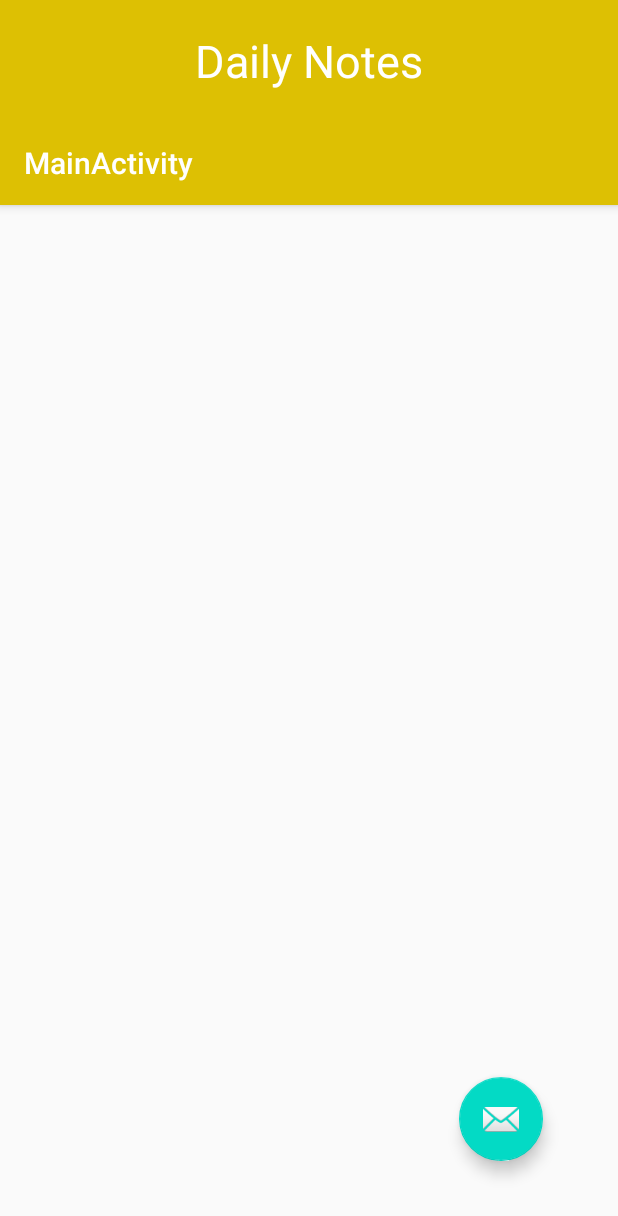
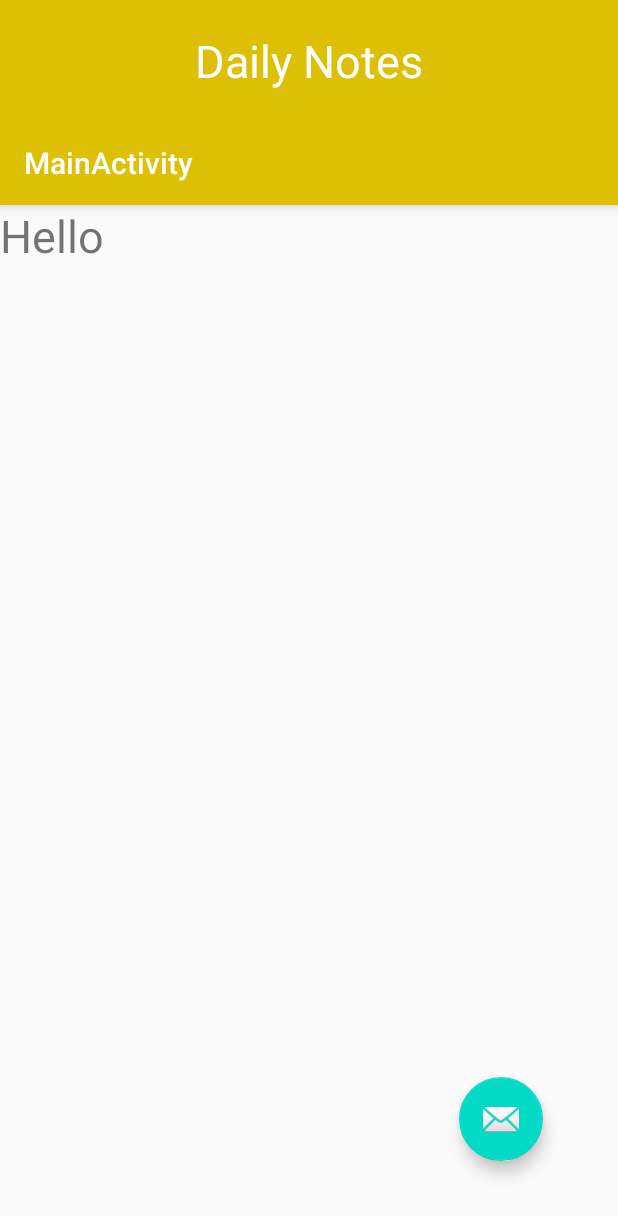
Before and after one commit to aaronmenezes/DayNotes, an Android app: the NoteView screen opened through its navigation route, on a phone screen of 412 x 824 dp. Shown: the top 1216 px of the screen. Run offline under Robolectric (Android 15) with nearby library versions, the phone set to English and light mode, and no system bars; 1 statement that could not run was skipped.

Commit message:
added notes serice integration

```diff
--- a/app_native/DayNotes/app/src/main/java/com/kyser/daynotes/services/models/Note.java
+++ b/app_native/DayNotes/app/src/main/java/com/kyser/daynotes/services/models/Note.java
@@ -1,6 +1,9 @@
 package com.kyser.daynotes.services.models;
 
-public class Note {
+import android.os.Parcel;
+import android.os.Parcelable;
+
+public class Note{
 
     private int id;
     private int key;
@@ -56,4 +59,5 @@ public class Note {
     public String getDate() {
         return date;
     }
+
 }
--- a/app_native/DayNotes/app/src/main/java/com/kyser/daynotes/ui/NoteView.java
+++ b/app_native/DayNotes/app/src/main/java/com/kyser/daynotes/ui/NoteView.java
@@ -12,28 +12,30 @@ import android.view.LayoutInflater;
 import android.view.View;
 import android.view.ViewGroup;
 
+import com.kyser.daynotes.databinding.NoteViewFragmentBinding;
 import com.kyser.daynotes.viewmodel.NoteViewViewModel;
 import com.kyser.daynotes.R;
 
 public class NoteView extends Fragment {
 
     private NoteViewViewModel mViewModel;
+    private NoteViewFragmentBinding mFragmentBinding;
 
     public static NoteView newInstance() {
         return new NoteView();
     }
 
     @Override
-    public View onCreateView(@NonNull LayoutInflater inflater, @Nullable ViewGroup container,
-                             @Nullable Bundle savedInstanceState) {
-        return inflater.inflate(R.layout.note_view_fragment, container, false);
+    public View onCreateView(@NonNull LayoutInflater inflater, @Nullable ViewGroup container,  @Nullable Bundle savedInstanceState) {
+        mFragmentBinding = NoteViewFragmentBinding.inflate(inflater, container, false);
+        return mFragmentBinding.getRoot();
     }
 
     @Override
     public void onActivityCreated(@Nullable Bundle savedInstanceState) {
         super.onActivityCreated(savedInstanceState);
-        mViewModel = ViewModelProviders.of(this).get(NoteViewViewModel.class);
-        // TODO: Use the ViewModel
+       // mViewModel = ViewModelProviders.of(this).get(NoteViewViewModel.class);
+        mFragmentBinding.body.setText(getArguments().getString("note"));
     }
 
 }
--- a/app_native/DayNotes/app/src/main/res/layout/activity_main.xml
+++ b/app_native/DayNotes/app/src/main/res/layout/activity_main.xml
@@ -7,12 +7,13 @@
     tools:context=".ui.MainActivity">
 
     <com.google.android.material.appbar.AppBarLayout
+        android:id="@+id/app_header"
         android:layout_width="match_parent"
         android:layout_height="wrap_content"
         android:theme="@style/AppTheme.AppBarOverlay">
 
         <TextView
-            android:id="@+id/app_header"
+            android:id="@+id/app_header_title"
             android:layout_width="match_parent"
             android:layout_height="wrap_content"
             android:textAlignment="center"
@@ -38,6 +39,7 @@
         android:layout_width="match_parent"
         android:layout_height="match_parent"
         app:defaultNavHost="true"
+        android:layout_below="@id/app_header"
         app:navGraph="@navigation/nav_graph" />
 
     <com.google.android.material.floatingactionbutton.FloatingActionButton
--- a/app_native/DayNotes/app/src/main/res/layout/note_grid_fragment.xml
+++ b/app_native/DayNotes/app/src/main/res/layout/note_grid_fragment.xml
@@ -5,9 +5,9 @@
     android:layout_height="match_parent"
     tools:context=".ui.NoteGrid">
 
-    <TextView
+    <androidx.recyclerview.widget.RecyclerView
+        android:id="@+id/note_grid"
         android:layout_width="match_parent"
-        android:layout_height="match_parent"
-        android:text="Hello" />
+        android:layout_height="match_parent" />
 
 </FrameLayout>
--- a/app_native/DayNotes/app/src/main/res/layout/note_view_fragment.xml
+++ b/app_native/DayNotes/app/src/main/res/layout/note_view_fragment.xml
@@ -6,8 +6,11 @@
     tools:context=".ui.NoteView">
 
     <TextView
+        android:id="@+id/body"
         android:layout_width="match_parent"
         android:layout_height="match_parent"
-        android:text="Hello" />
+        android:text="Hello"
+        android:layout_gravity="bottom"
+        android:textSize="30sp"/>
 
 </FrameLayout>
--- a/app_native/DayNotes/app/src/main/res/values/colors.xml
+++ b/app_native/DayNotes/app/src/main/res/values/colors.xml
@@ -4,4 +4,5 @@
     <color name="colorPrimaryDark">#F9A825</color>
     <color name="colorAccent">#03DAC5</color>
     <color name="white">#FFFFFF</color>
+    <color name="note_priority_1">#B5E1A9</color>
 </resources>
```
Also changed, not shown: app_native/DayNotes/app/src/main/java/com/kyser/daynotes/ui/MainActivity.java (+5 -2 lines), app_native/DayNotes/app/src/main/java/com/kyser/daynotes/ui/NoteGrid.java (+20 -3 lines), app_native/DayNotes/app/src/main/java/com/kyser/daynotes/ui/adaptor/NoteGridAdaptor.java (added, +70 -0 lines), app_native/DayNotes/app/src/main/java/com/kyser/daynotes/ui/components/SpaceItemDecoration.java (added, +25 -0 lines), app_native/DayNotes/app/src/main/res/layout/note_grid_item.xml (added, +26 -0 lines), 1 other file.
